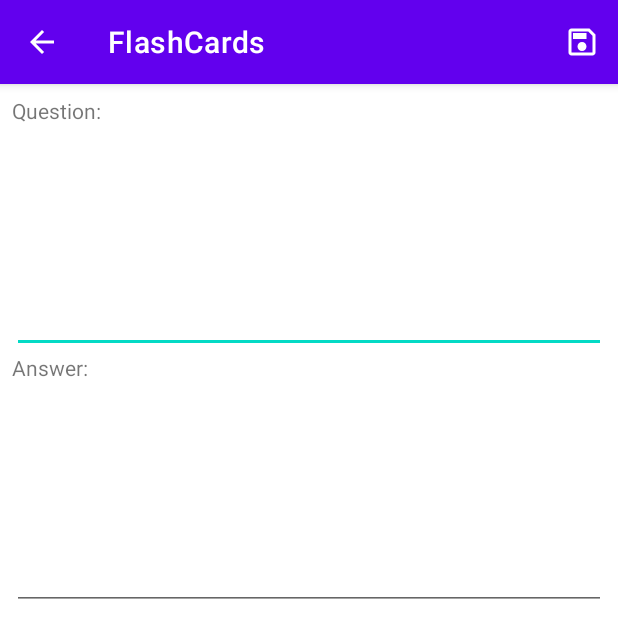
After one commit to softfly/FlashCards, an Android app: the NewCardActivity screen opened directly, with no data from a screen before it, on a phone screen of 412 x 824 dp. The commit adds this screen. Shown: the top 638 px of the screen. Run offline under Robolectric (Android 15) with nearby library versions, the phone set to English and light mode, and no system bars; our stand-ins replace RxJava.

Commit message:
UI: Adds creating a new card.

```diff
--- /dev/null
+++ b/app/src/main/java/pl/softfly/flashcards/ui/card/NewCardActivity.java
@@ -0,0 +1,73 @@
+package pl.softfly.flashcards.ui.card;
+
+import android.content.Intent;
+import android.os.Bundle;
+import android.view.Menu;
+import android.view.MenuItem;
+import android.widget.EditText;
+import android.widget.Toast;
+
+import androidx.appcompat.app.AppCompatActivity;
+
+import io.reactivex.rxjava3.schedulers.Schedulers;
+import pl.softfly.flashcards.R;
+import pl.softfly.flashcards.db.AppDatabaseUtil;
+import pl.softfly.flashcards.db.DeckDatabase;
+import pl.softfly.flashcards.entity.Card;
+import pl.softfly.flashcards.ui.deck.DeckListRecyclerViewAdapter;
+
+public class NewCardActivity extends AppCompatActivity {
+
+    private String deckName;
+
+    private EditText questionEditText;
+
+    private EditText answerEditText;
+
+    @Override
+    protected void onCreate(Bundle savedInstanceState) {
+        super.onCreate(savedInstanceState);
+        setContentView(R.layout.new_card);
+
+        Intent intent = getIntent();
+        deckName = intent.getStringExtra(DeckListRecyclerViewAdapter.DECK_NAME);
+
+        questionEditText = findViewById(R.id.questionEditText);
+        answerEditText = findViewById(R.id.answerEditText);
+    }
+
+    @Override
+    public boolean onCreateOptionsMenu(Menu menu) {
+        getMenuInflater().inflate(R.menu.menu_new_card, menu);
+        return true;
+    }
+
+    @Override
+    public boolean onOptionsItemSelected(MenuItem item) {
+        switch (item.getItemId()) {
+            case R.id.saveCard:
+                onClickSaveCard();
+                return true;
+            default:
+                return super.onOptionsItemSelected(item);
+        }
+    }
+
+    protected void onClickSaveCard() {
+        Card card = new Card();
+        card.setQuestion(questionEditText.getText().toString());
+        card.setAnswer(answerEditText.getText().toString());
+
+        DeckDatabase room = AppDatabaseUtil.getInstance().getDeckDatabase(getBaseContext(), deckName);
+        room.cardDao().insertAll(card)
+                .subscribeOn(Schedulers.io())
+                .doOnComplete(() -> {
+                    runOnUiThread(() -> {
+                        Toast.makeText(this, "The new card has been added.", Toast.LENGTH_SHORT).show();
+                    });
+                })
+                .subscribe();
+
+        super.finish();
+    }
+}
--- /dev/null
+++ b/app/src/main/res/drawable-v24/ic_outline_save_24.xml
@@ -0,0 +1,10 @@
+<vector xmlns:android="http://schemas.android.com/apk/res/android"
+    android:width="24dp"
+    android:height="24dp"
+    android:viewportWidth="24"
+    android:viewportHeight="24"
+    android:tint="?attr/colorControlNormal">
+  <path
+      android:fillColor="@android:color/white"
+      android:pathData="M17,3L5,3c-1.11,0 -2,0.9 -2,2v14c0,1.1 0.89,2 2,2h14c1.1,0 2,-0.9 2,-2L21,7l-4,-4zM19,19L5,19L5,5h11.17L19,7.83L19,19zM12,12c-1.66,0 -3,1.34 -3,3s1.34,3 3,3 3,-1.34 3,-3 -1.34,-3 -3,-3zM6,6h9v4L6,10z"/>
+</vector>
--- a/app/src/main/res/layout/deck_list_item.xml
+++ b/app/src/main/res/layout/deck_list_item.xml
@@ -46,7 +46,7 @@
         android:paddingStart="0dp"
         android:paddingTop="1dp"
         android:paddingEnd="4dp"
-        android:text="Total: 100" />
+        android:text="Total: 0" />
 
     <TextView
         android:id="@+id/newTextView"
--- /dev/null
+++ b/app/src/main/res/layout/new_card.xml
@@ -0,0 +1,53 @@
+<?xml version="1.0" encoding="utf-8"?>
+<androidx.constraintlayout.widget.ConstraintLayout xmlns:android="http://schemas.android.com/apk/res/android"
+    xmlns:app="http://schemas.android.com/apk/res-auto"
+    android:layout_width="match_parent"
+    android:layout_height="match_parent"
+    android:orientation="vertical"
+    android:padding="8dp">
+
+    <TextView
+        android:id="@+id/questionLabel"
+        android:layout_width="match_parent"
+        android:layout_height="wrap_content"
+        android:text="Question:"
+        app:layout_constraintTop_toTopOf="parent" />
+
+    <EditText
+        android:id="@+id/questionEditText"
+        android:layout_width="match_parent"
+        android:layout_height="0dp"
+        android:layout_weight="1"
+        android:ems="10"
+        android:gravity="center"
+        android:inputType="textMultiLine"
+        android:lines="6"
+        android:scrollbars="vertical"
+        app:layout_constraintEnd_toEndOf="parent"
+        app:layout_constraintStart_toStartOf="parent"
+        app:layout_constraintTop_toBottomOf="@+id/questionLabel" />
+
+    <TextView
+        android:id="@+id/answerLabel"
+        android:layout_width="match_parent"
+        android:layout_height="wrap_content"
+        android:layout_weight="1"
+        android:text="Answer:"
+        app:layout_constraintEnd_toEndOf="parent"
+        app:layout_constraintStart_toStartOf="parent"
+        app:layout_constraintTop_toBottomOf="@+id/questionEditText" />
+
+    <EditText
+        android:id="@+id/answerEditText"
+        android:layout_width="match_parent"
+        android:layout_height="0dp"
+        android:ems="10"
+        android:gravity="center"
+        android:inputType="textMultiLine"
+        android:lines="6"
+        android:scrollbars="vertical"
+        app:layout_constraintEnd_toEndOf="parent"
+        app:layout_constraintStart_toStartOf="parent"
+        app:layout_constraintTop_toBottomOf="@+id/answerLabel" />
+
+</androidx.constraintlayout.widget.ConstraintLayout>
--- /dev/null
+++ b/app/src/main/res/menu/menu_new_card.xml
@@ -0,0 +1,9 @@
+<menu xmlns:android="http://schemas.android.com/apk/res/android"
+    xmlns:app="http://schemas.android.com/apk/res-auto">
+    <item
+        android:id="@+id/saveCard"
+        android:icon="@drawable/ic_outline_save_24"
+        app:showAsAction="ifRoom"
+        android:title="Save">
+    </item>
+</menu>
```
Also changed, not shown: app/src/main/AndroidManifest.xml (+7 -0 lines), app/src/main/java/pl/softfly/flashcards/AppDatabase.java (deleted, +0 -12 lines), app/src/main/java/pl/softfly/flashcards/dao/CardDao.java (+9 -1 lines), app/src/main/java/pl/softfly/flashcards/db/AppDatabaseUtil.java (added, +28 -0 lines), app/src/main/java/pl/softfly/flashcards/db/DeckDatabase.java (added, +30 -0 lines), app/src/main/java/pl/softfly/flashcards/ui/deck/CreateDeckDialog.java (+6 -15 lines), app/src/main/java/pl/softfly/flashcards/ui/deck/DeckListRecyclerViewAdapter.java (+27 -4 lines), app/src/main/res/menu/popup_menu_deck.xml (+5 -4 lines).
